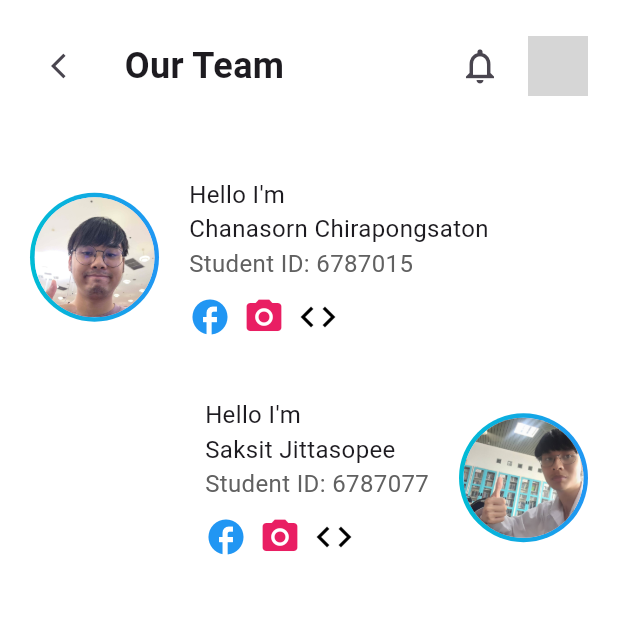
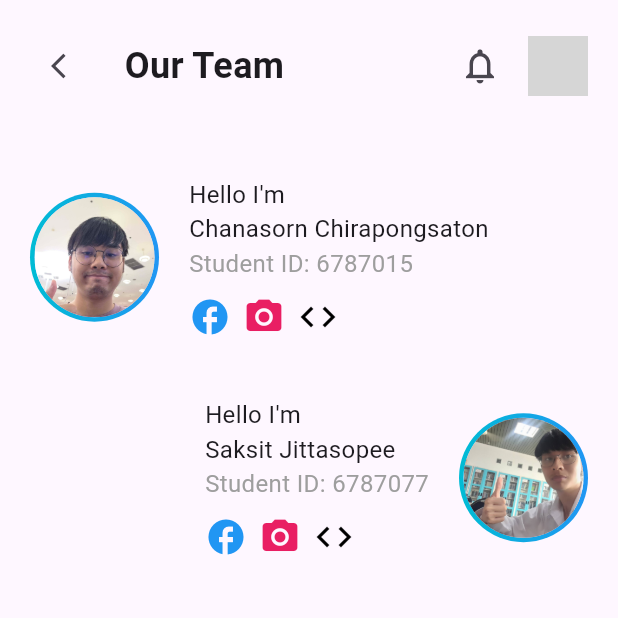
Before and after one commit to Saksit-Jittasopee/ITDS283-IKillAir-6787015-6787077, a Flutter app: the OurTeamScreen screen opened directly, on a phone screen of 412 x 824 dp, the top half of it. Run offline on Flutter 3.47's test engine with Material 3 defaults, Android fonts, the phone set to English and light mode, and no system bars; our stand-ins replace flutter_dotenv, geolocator, image_picker; network calls fail; grey boxes are pictures that could not be loaded.

Commit message:
fix theme not change

```diff
--- a/lib/pages/team.dart
+++ b/lib/pages/team.dart
@@ -9,7 +9,7 @@ class OurTeamScreen extends StatelessWidget {
   @override
   Widget build(BuildContext context) {
     return Scaffold(
-      backgroundColor: Colors.white,
+      // นำ backgroundColor: Colors.white ออก
       body: SafeArea(
         child: Padding(
           padding: const EdgeInsets.all(20),
@@ -47,17 +47,20 @@ class OurTeamScreen extends StatelessWidget {
                         onTap: () {
                           Navigator.pop(context);
                         },
-                        child: ValueListenableBuilder<dynamic>(
+                        child: ValueListenableBuilder<String>(
                           valueListenable: profileImageNotifier,
-                          builder: (context, imageVal, child) {
+                          builder: (context, imagePath, child) {
                             ImageProvider imgProvider;
-                            if (imageVal is File) {
-                              imgProvider = FileImage(imageVal);
+                            if (imagePath.contains('assets/')) {
+                              imgProvider = AssetImage(imagePath);
+                            } else if (imagePath.startsWith('http')) {
+                              imgProvider = NetworkImage(imagePath);
                             } else {
-                              imgProvider = NetworkImage(imageVal.toString());
+                              imgProvider = FileImage(File(imagePath));
                             }
                             return CircleAvatar(
                               radius: 20,
+                              backgroundColor: Colors.grey[200],
                               backgroundImage: imgProvider,
                             );
                           },
@@ -69,6 +72,7 @@ class OurTeamScreen extends StatelessWidget {
               ),
               const SizedBox(height: 50),
               _buildMemberRow(
+                context, // ส่ง context ไปด้วยเพื่อเช็ค Theme
                 'Chanasorn Chirapongsaton',
                 '6787015',
                 'assets/images/team/Chanasorn.jpg',
@@ -76,6 +80,7 @@ class OurTeamScreen extends StatelessWidget {
               ),
               const SizedBox(height: 40),
               _buildMemberRow(
+                context,
                 'Saksit Jittasopee',
                 '6787077',
                 'assets/images/team/Saksit.jpg',
@@ -88,22 +93,24 @@ class OurTeamScreen extends StatelessWidget {
     );
   }
 
-  Widget _buildMemberRow(String name, String id, String imgPath, bool imgLeft) {
+  Widget _buildMemberRow(BuildContext context, String name, String id, String imgPath, bool imgLeft) {
+    bool isDark = Theme.of(context).brightness == Brightness.dark;
+
     final info = Column(
       crossAxisAlignment: CrossAxisAlignment.start,
       children: [
         const Text('Hello I\'m', style: TextStyle(fontSize: 16)),
         Text(name, style: const TextStyle(fontSize: 16)),
-        Text('Student ID: $id', style: TextStyle(fontSize: 16, color: Colors.grey[700])),
+        Text('Student ID: $id', style: TextStyle(fontSize: 16, color: Colors.grey)), // เปลี่ยนเป็นสีที่เหมาะกับทั้งสอง Theme
         const SizedBox(height: 10),
         Row(
           mainAxisSize: MainAxisSize.min,
-          children: const [
-            Icon(Icons.facebook, color: Colors.blue, size: 28),
-            SizedBox(width: 8),
-            Icon(Icons.camera_alt, color: Colors.pink, size: 28),
-            SizedBox(width: 8),
-            Icon(Icons.code, color: Colors.black, size: 28),
+          children: [
+            const Icon(Icons.facebook, color: Colors.blue, size: 28),
+            const SizedBox(width: 8),
+            const Icon(Icons.camera_alt, color: Colors.pink, size: 28),
+            const SizedBox(width: 8),
+            Icon(Icons.code, color: isDark ? Colors.white : Colors.black, size: 28), // เปลี่ยนสีไอคอน Code ให้เข้ากับ Theme
           ],
         ),
       ],
```
Also changed, not shown: lib/pages/cardPayment.dart (+23 -15 lines), lib/pages/cartScreen.dart (+13 -8 lines), lib/pages/notification.dart (+15 -11 lines), lib/pages/paymentScreen.dart (+17 -11 lines), lib/pages/qrCodePayment.dart (+9 -6 lines), lib/pages/thankyou.dart (+9 -6 lines).
